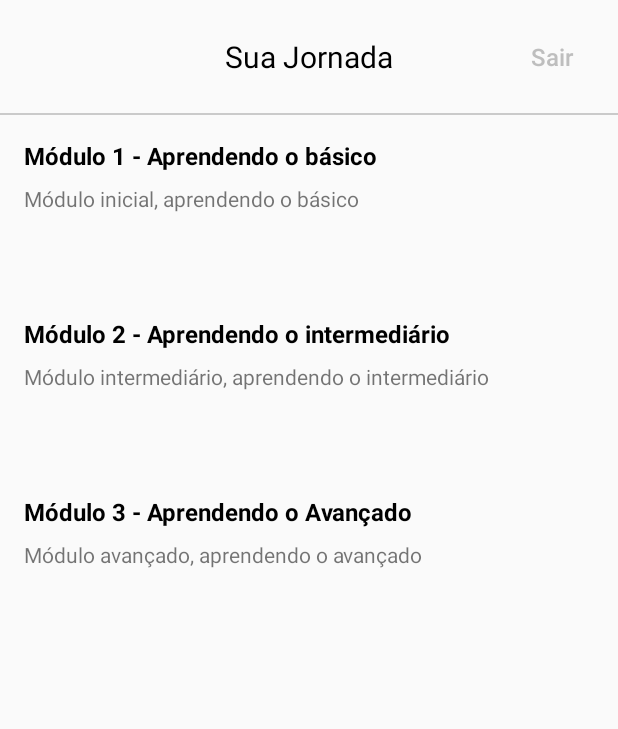
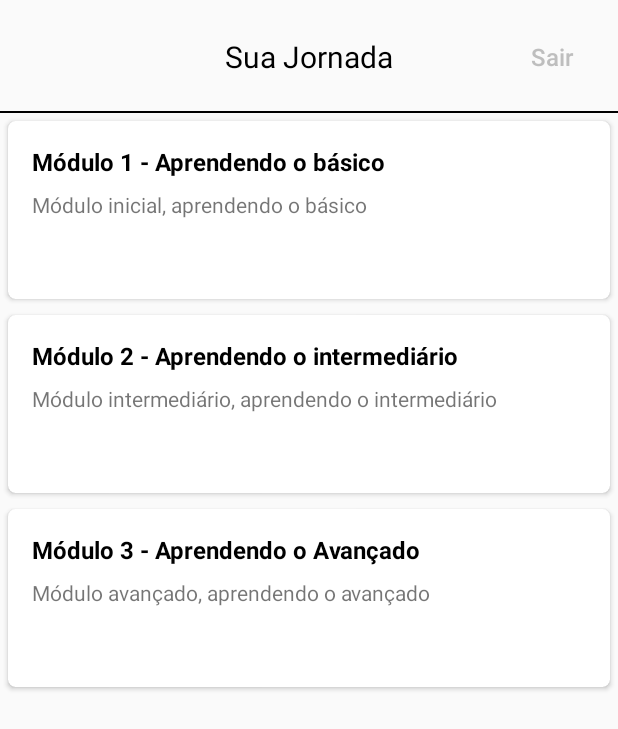
Before and after one commit to vhgs01/Grupo-Exclusivo, an Android app: the ModulesActivity screen opened directly, with no data from a screen before it, on a phone screen of 412 x 824 dp. Shown: the top 729 px of the screen. Run offline under Robolectric (Android 15) with nearby library versions, the phone set to English and light mode, and no system bars; our stand-ins replace Firebase (no records; nobody signed in at launch, a user with empty details on screens opened directly); 1 statement that could not run was skipped.

Commit message:
Ajustando layout da tela de módulos + Colocando Injeção de dependência classes de módulos + Refatoração das classes de módulos

```diff
--- a/app/build.gradle
+++ b/app/build.gradle
@@ -40,6 +40,7 @@ dependencies {
     implementation "org.jetbrains.kotlin:kotlin-stdlib:$kotlin_version"
     implementation 'androidx.core:core-ktx:1.3.2'
     implementation 'androidx.appcompat:appcompat:1.2.0'
+    implementation 'androidx.cardview:cardview:1.0.0'
     implementation 'com.google.android.material:material:1.2.1'
     implementation 'androidx.constraintlayout:constraintlayout:2.0.4'
     implementation 'com.google.firebase:firebase-auth:20.0.0'
--- /dev/null
+++ b/app/src/main/java/br/com/kaz/contract/ModuleContract.kt
@@ -0,0 +1,14 @@
+package br.com.kaz.contract
+
+interface ModuleContract {
+    interface View {
+        fun configureAdapter()
+        fun setListeners()
+        fun showSingOutUserError()
+        fun redirectToLoginScreen()
+    }
+
+    interface  Presenter {
+        fun singOutUser()
+    }
+}
--- a/app/src/main/java/br/com/kaz/contract/SplashContract.kt
+++ b/app/src/main/java/br/com/kaz/contract/SplashContract.kt
@@ -3,7 +3,7 @@ package br.com.kaz.contract
 interface SplashContract {
     interface View {
         fun startAnimation()
-        fun redirectToRegisterActivity()
+        fun redirectToLoginActivity()
         fun redirectToModulesActivity()
     }
 
--- a/app/src/main/java/br/com/kaz/injection/MainModule.kt
+++ b/app/src/main/java/br/com/kaz/injection/MainModule.kt
@@ -1,10 +1,12 @@
 package br.com.kaz.injection
 
 import br.com.kaz.contract.LoginContract
+import br.com.kaz.contract.ModuleContract
 import br.com.kaz.contract.RegisterContract
 import br.com.kaz.contract.SplashContract
 import br.com.kaz.firebase.FirebaseIntegration
 import br.com.kaz.presenter.LoginPresenter
+import br.com.kaz.presenter.ModulePresenter
 import br.com.kaz.presenter.RegisterPresenter
 import br.com.kaz.presenter.SplashPresenter
 import com.google.firebase.auth.FirebaseAuth
@@ -14,6 +16,7 @@ val mainModule = module {
     single { (view : SplashContract.View) -> SplashPresenter(view, get()) }
     single { (view : RegisterContract.View) -> RegisterPresenter(view, get()) }
     single { (view : LoginContract.View) -> LoginPresenter(view, get()) }
+    single { (view : ModuleContract.View) -> ModulePresenter(view, get()) }
 }
 
 val dataModule = module {
--- a/app/src/main/java/br/com/kaz/presenter/SplashPresenter.kt
+++ b/app/src/main/java/br/com/kaz/presenter/SplashPresenter.kt
@@ -12,7 +12,7 @@ class SplashPresenter(
         val user = firebase.getCurrentlyUserSignedIn()
 
         if (user == null) {
-            view.redirectToRegisterActivity()
+            view.redirectToLoginActivity()
         } else {
             view.redirectToModulesActivity()
         }
--- /dev/null
+++ b/app/src/main/java/br/com/kaz/util/JsonManipulation.kt
@@ -0,0 +1,36 @@
+package br.com.kaz.util
+
+import android.content.res.Resources
+import br.com.kaz.R
+import br.com.kaz.model.courses.CourseKaz
+import com.google.gson.Gson
+import java.io.ByteArrayOutputStream
+import java.io.IOException
+import java.io.InputStream
+
+object JsonManipulation {
+
+    fun readCourseKazJson(resources: Resources): CourseKaz? {
+        val rawResource = resources.openRawResource(R.raw.method_kaz)
+        val jsonInText = readTextFile(rawResource)
+
+        return Gson().fromJson(jsonInText, CourseKaz::class.java)
+    }
+
+    private fun readTextFile(inputStream: InputStream): String? {
+        val outputStream = ByteArrayOutputStream()
+        val buf = ByteArray(1024)
+        var len: Int
+        try {
+            while (inputStream.read(buf).also { len = it } != -1) {
+                outputStream.write(buf, 0, len)
+            }
+            outputStream.close()
+            inputStream.close()
+        } catch (e: IOException) {
+            return ""
+        }
+        return outputStream.toString()
+    }
+
+}
--- a/app/src/main/java/br/com/kaz/view/activity/LoginActivity.kt
+++ b/app/src/main/java/br/com/kaz/view/activity/LoginActivity.kt
@@ -76,13 +76,13 @@ class LoginActivity : AppCompatActivity(), LoginContract.View {
 
     override fun redirectToModulesActivity() {
         startActivity(Intent(this, ModulesActivity::class.java))
-        finish()
+        finishAffinity()
     }
 
     private fun setRegisterButtonListener() {
         loginButtonRegister!!.setOnClickListener {
             startActivity(Intent(applicationContext, RegisterActivity::class.java))
-            finish()
+            finishAffinity()
         }
     }
 }
--- a/app/src/main/java/br/com/kaz/view/activity/ModulesActivity.kt
+++ b/app/src/main/java/br/com/kaz/view/activity/ModulesActivity.kt
@@ -1,50 +1,55 @@
 package br.com.kaz.view.activity
 
+import android.content.Intent
 import android.os.Bundle
+import android.widget.Toast
 import androidx.appcompat.app.AppCompatActivity
 import androidx.recyclerview.widget.LinearLayoutManager
 import br.com.kaz.R
-import br.com.kaz.model.courses.CourseKaz
-import br.com.kaz.model.methodKaz.MethodKaz
+import br.com.kaz.contract.ModuleContract
+import br.com.kaz.presenter.ModulePresenter
+import br.com.kaz.util.JsonManipulation.readCourseKazJson
 import br.com.kaz.view.adapter.CourseKazAdapter
-import com.google.gson.Gson
 import kotlinx.android.synthetic.main.activity_modules.*
-import java.io.ByteArrayOutputStream
-import java.io.IOException
-import java.io.InputStream
+import org.koin.android.ext.android.inject
+import org.koin.core.parameter.parametersOf
 
+class ModulesActivity : AppCompatActivity(), ModuleContract.View {
 
-class ModulesActivity : AppCompatActivity() {
+    private val presenter: ModulePresenter by inject { parametersOf(this) }
+
     override fun onCreate(savedInstanceState: Bundle?) {
         super.onCreate(savedInstanceState)
         setContentView(R.layout.activity_modules)
 
+        setListeners()
+        configureAdapter()
+    }
+
+    override fun setListeners() {
+        setLogoutButtonListener()
+    }
+
+    override fun configureAdapter() {
         val recyclerView = modulesList
-        recyclerView.adapter = readJson()?.let { CourseKazAdapter(it, this) }
+        recyclerView.adapter = readCourseKazJson(resources)?.let { CourseKazAdapter(it, this) }
         recyclerView.layoutManager = LinearLayoutManager(this)
     }
 
-    private fun readJson(): CourseKaz? {
-        val rawResource = resources.openRawResource(R.raw.method_kaz)
-        val jsonInText = readTextFile(rawResource)
-
-        return Gson().fromJson(jsonInText, CourseKaz::class.java)
+    override fun showSingOutUserError() {
+        Toast.makeText(this, getString(R.string.modulesSingOutUserErrorText), Toast.LENGTH_LONG)
+            .show()
     }
 
-    private fun readTextFile(inputStream: InputStream): String? {
-        val outputStream = ByteArrayOutputStream()
-        val buf = ByteArray(1024)
-        var len: Int
-        try {
-            while (inputStream.read(buf).also { len = it } != -1) {
-                outputStream.write(buf, 0, len)
-            }
-            outputStream.close()
-            inputStream.close()
-        } catch (e: IOException) {
-        }
-        return outputStream.toString()
+    override fun redirectToLoginScreen() {
+        startActivity(Intent(this, LoginActivity::class.java))
+        finishAffinity()
     }
 
+    private fun setLogoutButtonListener() {
+        modulesLogout!!.setOnClickListener {
+            presenter.singOutUser()
+        }
+    }
 
 }
--- a/app/src/main/java/br/com/kaz/view/activity/RegisterActivity.kt
+++ b/app/src/main/java/br/com/kaz/view/activity/RegisterActivity.kt
@@ -29,7 +29,7 @@ class RegisterActivity : AppCompatActivity(), RegisterContract.View {
 
     override fun redirectToModulesActivity() {
         startActivity(Intent(this, ModulesActivity::class.java))
-        finish()
+        finishAffinity()
     }
 
     override fun setListeners() {
@@ -82,7 +82,7 @@ class RegisterActivity : AppCompatActivity(), RegisterContract.View {
     private fun setLoginButtonListener() {
         registerButtonDoLogin!!.setOnClickListener {
             startActivity(Intent(applicationContext, LoginActivity::class.java))
-            finish()
+            finishAffinity()
         }
     }
 
--- a/app/src/main/java/br/com/kaz/view/activity/SplashActivity.kt
+++ b/app/src/main/java/br/com/kaz/view/activity/SplashActivity.kt
@@ -47,14 +47,14 @@ class SplashActivity : AppCompatActivity(), SplashContract.View {
         ivLogoSplash.startAnimation(animation)
     }
 
-    override fun redirectToRegisterActivity() {
-        startActivity(Intent(this, RegisterActivity::class.java))
-        finish()
+    override fun redirectToLoginActivity() {
+        startActivity(Intent(this, LoginActivity::class.java))
+        finishAffinity()
     }
 
     override fun redirectToModulesActivity() {
         startActivity(Intent(this, ModulesActivity::class.java))
-        finish()
+        finishAffinity()
     }
 
 }
--- a/app/src/main/res/layout/activity_modules.xml
+++ b/app/src/main/res/layout/activity_modules.xml
@@ -38,20 +38,22 @@
             app:layout_constraintEnd_toEndOf="parent"
             app:layout_constraintTop_toTopOf="@+id/modulesJourney" />
 
+        <View
+            android:id="@+id/ModulesHeaderSeparator"
+            android:layout_width="0dp"
+            android:layout_height="@dimen/ModulesHeaderSeparator"
+            android:background="@color/black"
+            app:layout_constraintBottom_toBottomOf="parent"
+            app:layout_constraintEnd_toEndOf="parent"
+            app:layout_constraintStart_toStartOf="parent" />
+
     </androidx.constraintlayout.widget.ConstraintLayout>
-
-    <View
-        android:id="@+id/modulesSeparator"
-        android:layout_width="match_parent"
-        android:layout_height="@dimen/modulesSeparatorHeight"
-        android:layout_below="@id/modulesHeader"
-        android:background="@color/colorModulesSeparator" />
 
     <androidx.recyclerview.widget.RecyclerView
         android:id="@+id/modulesList"
         android:layout_width="match_parent"
         android:layout_height="match_parent"
-        android:layout_below="@id/modulesSeparator"
+        android:layout_below="@id/modulesHeader"
         tools:listitem="@layout/module_item" />
 
 </RelativeLayout>
--- a/app/src/main/res/layout/module_item.xml
+++ b/app/src/main/res/layout/module_item.xml
@@ -1,7 +1,19 @@
 <?xml version="1.0" encoding="utf-8"?>
-<androidx.constraintlayout.widget.ConstraintLayout xmlns:android="http://schemas.android.com/apk/res/android"
+<LinearLayout xmlns:android="http://schemas.android.com/apk/res/android"
     xmlns:app="http://schemas.android.com/apk/res-auto"
     xmlns:tools="http://schemas.android.com/tools"
+    android:layout_width="match_parent"
+    android:layout_height="wrap_content"
+    android:orientation="vertical">
+
+    <androidx.cardview.widget.CardView
+        android:layout_width="match_parent"
+        android:layout_height="wrap_content"
+        android:layout_margin="@dimen/modulesCardViewMargin"
+        android:elevation="@dimen/modulesCardViewElenation"
+        app:cardCornerRadius="@dimen/modulesCardViewCornerRadius">
+
+        <androidx.constraintlayout.widget.ConstraintLayout
             android:layout_width="match_parent"
             android:layout_height="wrap_content">
 
@@ -72,3 +84,7 @@
                 tools:text="COMPLETO" />
 
         </androidx.constraintlayout.widget.ConstraintLayout>
+
+    </androidx.cardview.widget.CardView>
+
+</LinearLayout>
--- a/app/src/main/res/values/dimens.xml
+++ b/app/src/main/res/values/dimens.xml
@@ -74,7 +74,7 @@
     <dimen name="modulesJourneyMarginBottom">24dp</dimen>
     <dimen name="modulesJourneyTextSize">20sp</dimen>
     <dimen name="modulesLogoutTextSize">16sp</dimen>
-    <dimen name="modulesSeparatorHeight">1dp</dimen>
+    <dimen name="ModulesHeaderSeparator">1dp</dimen>
 
     <!--    ModuleItemScreen    -->
     <dimen name="moduleItemWithOpacityMargin">8dp</dimen>
@@ -92,5 +92,8 @@
     <dimen name="moduleItemImageTranslationZ">1dp</dimen>
     <dimen name="moduleItemStatusTextMarginTop">4dp</dimen>
     <dimen name="moduleItemStatusTextMarginBottom">16dp</dimen>
+    <dimen name="modulesCardViewMargin">5dp</dimen>
+    <dimen name="modulesCardViewElenation">1dp</dimen>
+    <dimen name="modulesCardViewCornerRadius">5dp</dimen>
 
 </resources>
--- a/app/src/main/res/values/strings.xml
+++ b/app/src/main/res/values/strings.xml
@@ -35,4 +35,5 @@
     <!--    Modulescreen    -->
     <string name="modulesJourney">Sua Jornada</string>
     <string name="modulesLogout">Sair</string>
+    <string name="modulesSingOutUserErrorText">Não foi possível desconectar</string>
 </resources>
```
Also changed, not shown: app/src/main/java/br/com/kaz/firebase/FirebaseIntegration.kt (+6 -1 lines), app/src/main/java/br/com/kaz/presenter/ModulePresenter.kt (added, +19 -0 lines). Lines whose indentation alone changed are shown as unchanged.
